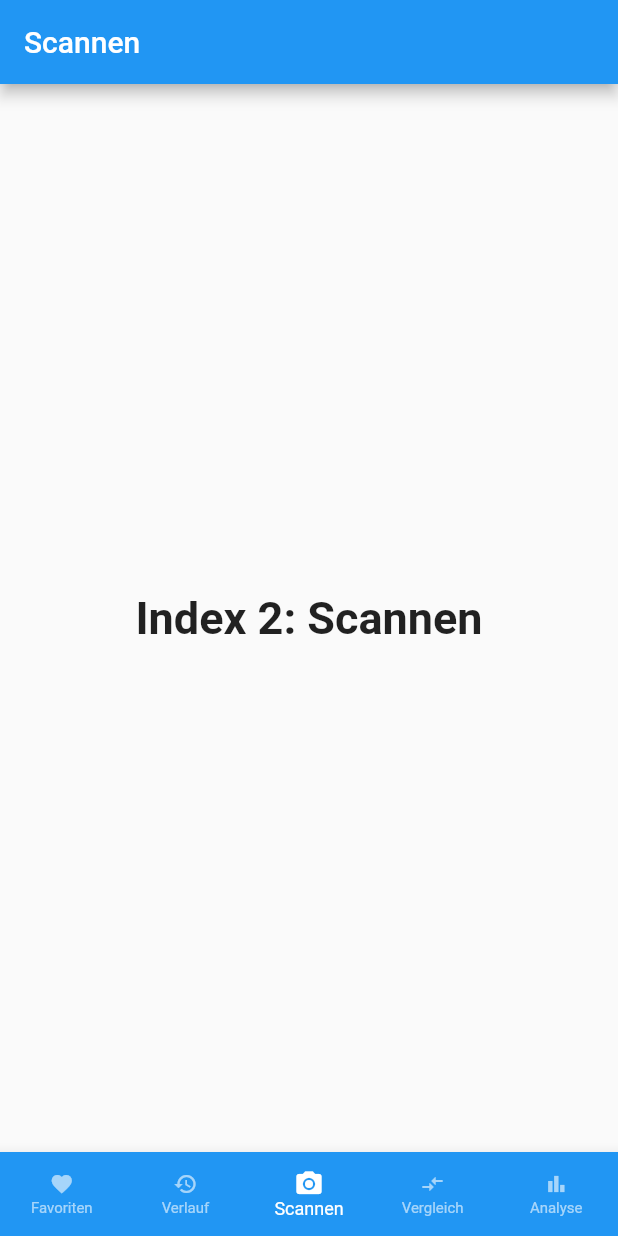
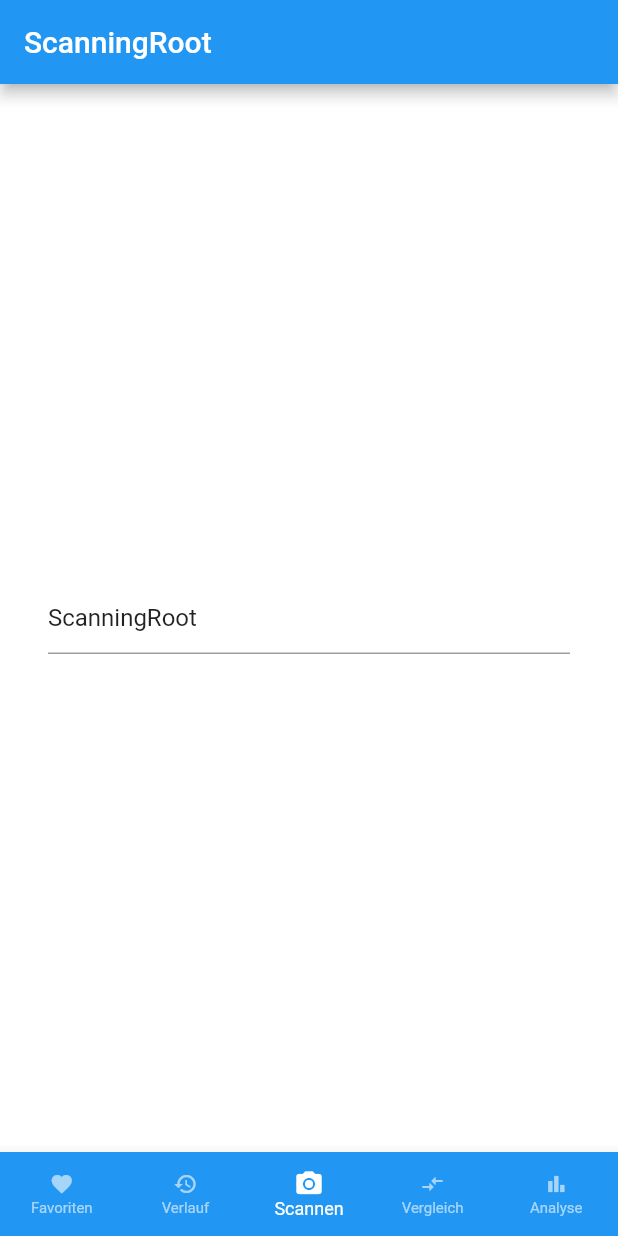
Before and after one commit to m-glock/Inhaltsstoff-Warnapp, a Flutter app: the screen it shows after launch, on a phone screen of 412 x 824 dp. Run offline on Flutter 3.47's test engine with Material 2 defaults, Android fonts, the phone set to English and light mode, and no system bars.

Commit message:
add routing for each navigation destination

```diff
--- a/lib/main.dart
+++ b/lib/main.dart
@@ -10,20 +10,27 @@
 // bar items. The first one is selected.](https://flutter.github.io/assets-for-api-docs/assets/material/bottom_navigation_bar.png)
 
 import 'package:flutter/material.dart';
+import 'pages/lists/main.dart';
+import 'pages/comparison/main.dart';
+import 'pages/analysis/main.dart';
+import 'pages/scanning/main.dart';
+import 'pages/history/main.dart';
 
 class Destination {
-  const Destination(this.title, this.icon, this.color);
+  const Destination(this.title, this.icon, this.color, this.page);
   final String title;
   final IconData icon;
   final MaterialColor color;
+  final StatefulWidget page;
 }
 
 const List<Destination> allDestinations = <Destination>[
-  Destination('Favoriten', Icons.favorite, Colors.blue),
-  Destination('Verlauf', Icons.history, Colors.blue),
-  Destination('Scannen', Icons.camera_alt, Colors.blue),
-  Destination('Vergleich', Icons.compare_arrows, Colors.blue),
-  Destination('Analyse', Icons.bar_chart, Colors.blue)
+  Destination('Favoriten', Icons.favorite, Colors.blue, FavouritesPage()),
+  Destination('Verlauf', Icons.history, Colors.blue, HistoryPage()),
+  Destination('Scannen', Icons.camera_alt, Colors.blue, ScanningPage()),
+  Destination('Vergleich', Icons.compare_arrows, Colors.blue, ComparisonPage()),
+  Destination('Analyse', Icons.bar_chart, Colors.blue, AnalysisPage())
+
 ];
 
 void main() => runApp(MyApp());
@@ -52,30 +59,6 @@ class MyStatefulWidget extends StatefulWidget {
 /// This is the private State class that goes with MyStatefulWidget.
 class _MyStatefulWidgetState extends State<MyStatefulWidget> {
   int _selectedIndex = 2;
-  static const TextStyle optionStyle =
-      TextStyle(fontSize: 30, fontWeight: FontWeight.bold);
-  static const List<Widget> _widgetOptions = <Widget>[
-    Text(
-      'Index 0: Favoriten',
-      style: optionStyle,
-    ),
-    Text(
-      'Index 1: Verlauf',
-      style: optionStyle,
-    ),
-    Text(
-      'Index 2: Scannen',
-      style: optionStyle,
-    ),
-    Text(
-      'Index 3: Vergleich',
-      style: optionStyle,
-    ),
-    Text(
-      'Index 3: Analyse',
-      style: optionStyle,
-    ),
-  ];
 
   void _onItemTapped(int index) {
     setState(() {
@@ -86,11 +69,14 @@ class _MyStatefulWidgetState extends State<MyStatefulWidget> {
   @override
   Widget build(BuildContext context) {
     return Scaffold(
-      appBar: AppBar(
-        title: Text(allDestinations[_selectedIndex].title),
-      ),
-      body: Center(
-        child: _widgetOptions.elementAt(_selectedIndex),
+      body: SafeArea(
+        top: false,
+        child: IndexedStack(
+          index: _selectedIndex,
+          children: allDestinations.map<Widget>((Destination destination) {
+            return destination.page;
+          }).toList(),
+        ),
       ),
       bottomNavigationBar: BottomNavigationBar(
         type: BottomNavigationBarType.fixed,
--- /dev/null
+++ b/lib/pages/scanning/ScanningRoot.dart
@@ -0,0 +1,42 @@
+import 'package:flutter/material.dart';
+
+class ScanningRoot extends StatefulWidget {
+  const ScanningRoot({ Key key }) : super(key: key);
+
+  @override
+  _ScanningRootState createState() => _ScanningRootState();
+}
+
+class _ScanningRootState extends State<ScanningRoot> {
+  TextEditingController _textController;
+
+  @override
+  void initState() {
+    super.initState();
+    _textController = TextEditingController(
+      text: "ScanningRoot",
+    );
+  }
+
+  @override
+  Widget build(BuildContext context) {
+    return Scaffold(
+      appBar: AppBar(
+        title: Text('ScanningRoot'),
+        backgroundColor: Colors.blue,
+      ),
+      backgroundColor: Colors.white,
+      body: Container(
+        padding: const EdgeInsets.all(32.0),
+        alignment: Alignment.center,
+        child: TextField(controller: _textController),
+      ),
+    );
+  }
+
+  @override
+  void dispose() {
+    _textController.dispose();
+    super.dispose();
+  }
+}
--- /dev/null
+++ b/lib/pages/scanning/main.dart
@@ -0,0 +1,28 @@
+import 'package:flutter/material.dart';
+import 'ScanningRoot.dart';
+
+class ScanningPage extends StatefulWidget {
+  const ScanningPage({ Key key }) : super(key: key);
+
+  @override
+  _ScanningPageState createState() => _ScanningPageState();
+}
+
+class _ScanningPageState extends State<ScanningPage> {
+  @override
+  Widget build(BuildContext context) {
+    return Navigator(
+      onGenerateRoute: (RouteSettings settings) {
+        return MaterialPageRoute(
+          settings: settings,
+          builder: (BuildContext context) {
+            switch(settings.name) {
+              case '/':
+                return ScanningRoot();
+            }
+          },
+        );
+      },
+    );
+  }
+}
```
Also changed, not shown: lib/pages/analysis/AnalysisRoot.dart (added, +42 -0 lines), lib/pages/analysis/main.dart (added, +28 -0 lines), lib/pages/comparison/ComparisonRoot.dart (added, +42 -0 lines), lib/pages/comparison/main.dart (added, +28 -0 lines), lib/pages/history/HistoryRoot.dart (added, +42 -0 lines), lib/pages/history/main.dart (added, +28 -0 lines), lib/pages/lists/FavouritesRoot.dart (added, +48 -0 lines), lib/pages/lists/FavouritesSecond.dart (added, +42 -0 lines), lib/pages/lists/main.dart (added, +31 -0 lines).
